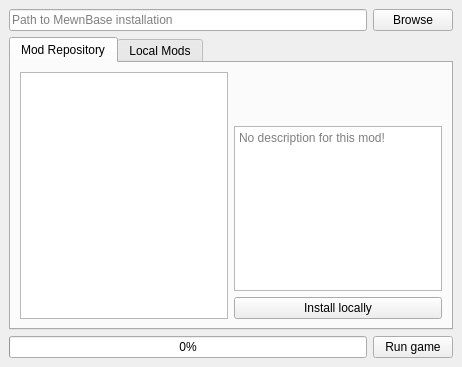
Qt form main.ui (thisisignitedoreo/mbml) before a commit.
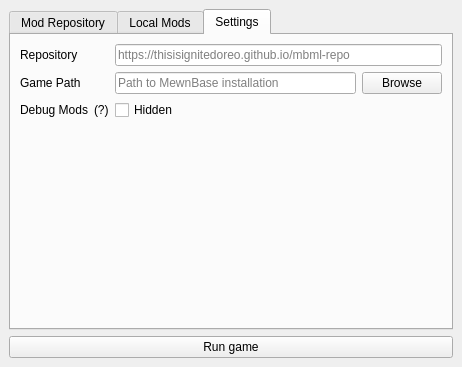
The same form after that commit. The open tabs and pages were chosen to show the change.

Commit message: al ot

Patch:
```diff
--- a/main.ui
+++ b/main.ui
@@ -15,30 +15,6 @@
   </property>
   <widget class="QWidget" name="centralwidget">
    <layout class="QVBoxLayout" name="verticalLayout">
-    <item>
-     <layout class="QHBoxLayout" name="hlayout_01">
-      <item>
-       <widget class="QLineEdit" name="game_path">
-        <property name="inputMask">
-         <string/>
-        </property>
-        <property name="readOnly">
-         <bool>true</bool>
-        </property>
-        <property name="placeholderText">
-         <string>Path to MewnBase installation</string>
-        </property>
-       </widget>
-      </item>
-      <item>
-       <widget class="QPushButton" name="browse_path_button">
-        <property name="text">
-         <string>Browse</string>
-        </property>
-       </widget>
-      </item>
-     </layout>
-    </item>
     <item>
      <widget class="QTabWidget" name="tabwidget_00">
       <property name="currentIndex">
@@ -92,7 +68,17 @@
             <item>
              <widget class="QPushButton" name="o_install">
               <property name="text">
-               <string>Install locally</string>
+               <string>Select a mod to install</string>
+              </property>
+             </widget>
+            </item>
+            <item>
+             <widget class="QProgressBar" name="main_pbar">
+              <property name="maximum">
+               <number>1</number>
+              </property>
+              <property name="value">
+               <number>0</number>
               </property>
              </widget>
             </item>
@@ -199,28 +185,94 @@
         </item>
        </layout>
       </widget>
+      <widget class="QWidget" name="settings_tab">
+       <attribute name="title">
+        <string>Settings</string>
+       </attribute>
+       <layout class="QFormLayout" name="formLayout">
+        <item row="0" column="0">
+         <widget class="QLabel" name="repo_label">
+          <property name="text">
+           <string>Repository</string>
+          </property>
+         </widget>
+        </item>
+        <item row="0" column="1">
+         <widget class="QLineEdit" name="repo_lineedit">
+          <property name="placeholderText">
+           <string>https://thisisignitedoreo.github.io/mbml-repo</string>
+          </property>
+         </widget>
+        </item>
+        <item row="1" column="0">
+         <widget class="QLabel" name="game_path_label">
+          <property name="text">
+           <string>Game Path</string>
+          </property>
+         </widget>
+        </item>
+        <item row="1" column="1">
+         <layout class="QHBoxLayout" name="hlayout_01">
+          <item>
+           <widget class="QLineEdit" name="game_path">
+            <property name="inputMask">
+             <string/>
+            </property>
+            <property name="readOnly">
+             <bool>true</bool>
+            </property>
+            <property name="placeholderText">
+             <string>Path to MewnBase installation</string>
+            </property>
+           </widget>
+          </item>
+          <item>
+           <widget class="QPushButton" name="browse_path_button">
+            <property name="text">
+             <string>Browse</string>
+            </property>
+           </widget>
+          </item>
+         </layout>
+        </item>
+        <item row="2" column="0">
+         <layout class="QHBoxLayout" name="hlayout_05">
+          <item>
+           <widget class="QLabel" name="debug_label">
+            <property name="text">
+             <string>Debug Mods</string>
+            </property>
+           </widget>
+          </item>
+          <item>
+           <widget class="QLabel" name="debug_hint">
+            <property name="toolTip">
+             <string>Show mods in repository marked as Debug</string>
+            </property>
+            <property name="text">
+             <string>(?)</string>
+            </property>
+           </widget>
+          </item>
+         </layout>
+        </item>
+        <item row="2" column="1">
+         <widget class="QCheckBox" name="debug_checkbox">
+          <property name="text">
+           <string>Hidden</string>
+          </property>
+         </widget>
+        </item>
+       </layout>
+      </widget>
      </widget>
     </item>
     <item>
-     <layout class="QHBoxLayout" name="hlayout_00">
-      <item>
-       <widget class="QProgressBar" name="main_pbar">
-        <property name="maximum">
-         <number>1</number>
-        </property>
-        <property name="value">
-         <number>0</number>
-        </property>
-       </widget>
-      </item>
-      <item>
-       <widget class="QPushButton" name="run_button">
-        <property name="text">
-         <string>Run game</string>
-        </property>
-       </widget>
-      </item>
-     </layout>
+     <widget class="QPushButton" name="run_button">
+      <property name="text">
+       <string>Run game</string>
+      </property>
+     </widget>
     </item>
    </layout>
   </widget>
```
The commit also changes 1 other file.
